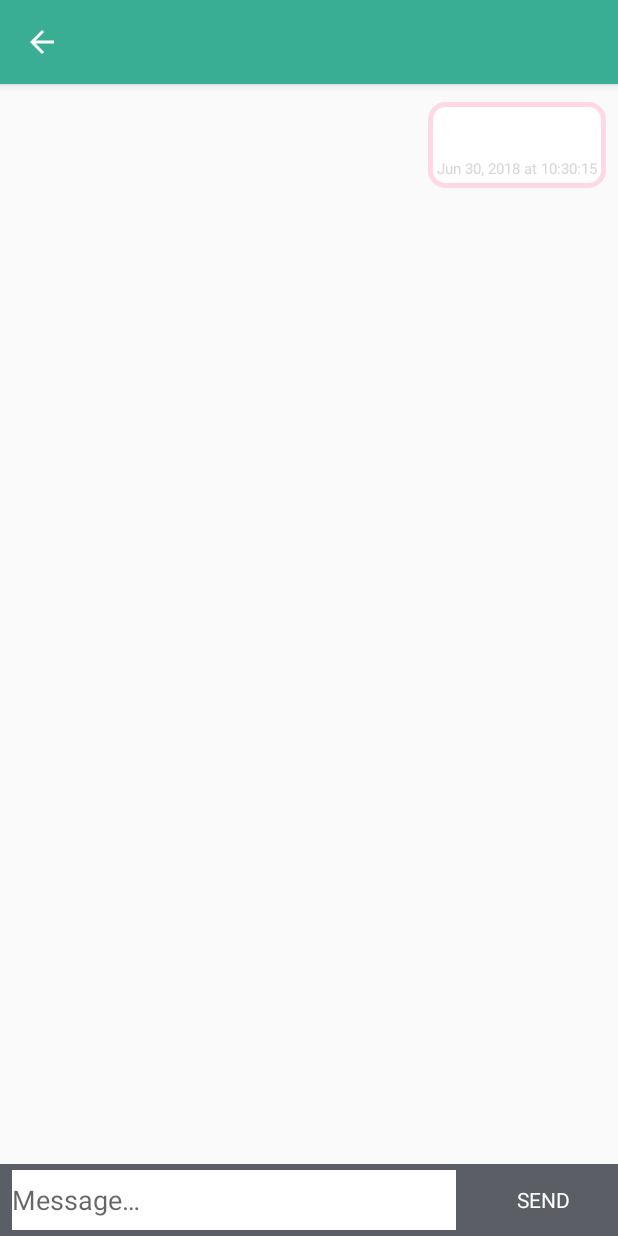
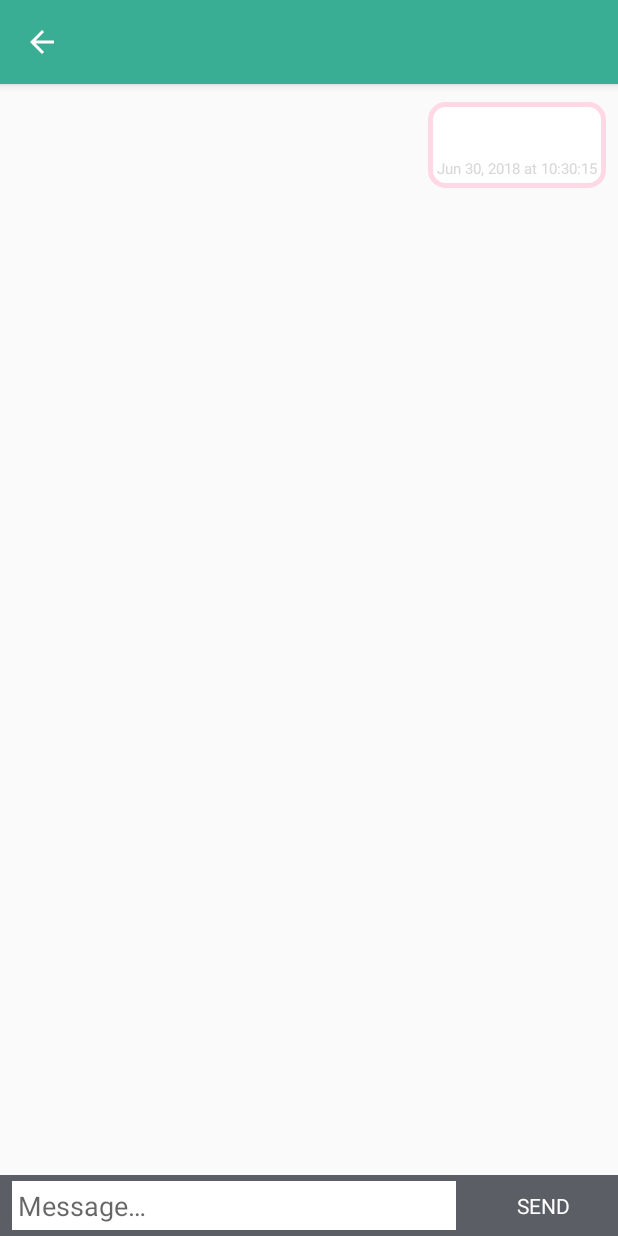
Before and after one commit to biagioni/allnet-android, an Android app: the MessageActivity screen opened directly, with no data from a screen before it, after a tap on "SEND", on a phone screen of 412 x 824 dp. Run offline under Robolectric (Android 15) with nearby library versions, the phone set to English and light mode, and no system bars; Roboto replaces fonts that are not available here; 2 statements that could not run were skipped.

Commit message:
[activit_message.xml] - fixed textfield message

```diff
--- a/app/src/main/res/layout/activity_message.xml
+++ b/app/src/main/res/layout/activity_message.xml
@@ -22,6 +22,7 @@
         android:layout_width="0dp"
         android:layout_height="wrap_content"
         android:background="#5c5e66"
+        android:gravity="center_vertical"
         android:orientation="horizontal"
         app:layout_constraintBottom_toBottomOf="parent"
         app:layout_constraintEnd_toEndOf="parent"
@@ -30,7 +31,7 @@
         <EditText
             android:id="@+id/etText"
             android:layout_width="match_parent"
-            android:layout_height="match_parent"
+            android:layout_height="wrap_content"
             android:layout_marginBottom="4dp"
             android:layout_marginLeft="8dp"
             android:layout_marginRight="8dp"
@@ -41,6 +42,7 @@
             android:fontFamily="@font/roboto_medium"
             android:hint="@string/message"
             android:inputType="textMultiLine"
+            android:padding="4dp"
             android:textColor="@android:color/black" />
 
         <Button
```
